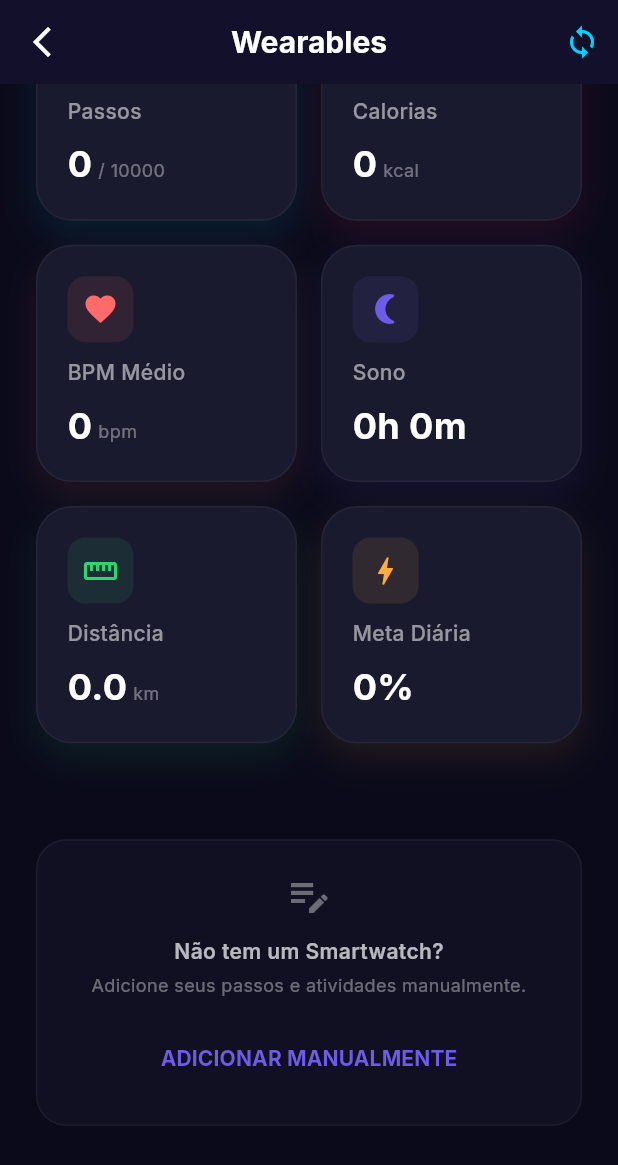
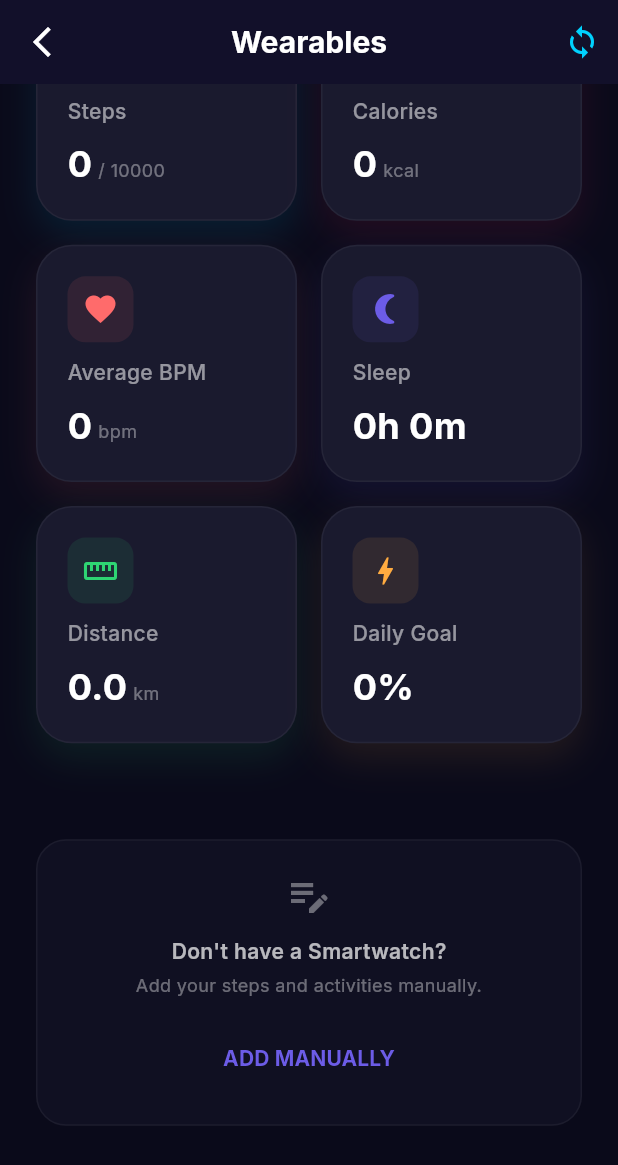
Before and after one commit to shapepro605-pixel/shapepro, a Flutter app: the WearablesDashboard screen opened by its route, scrolled down 409 dp, on a phone screen of 412 x 824 dp. Shown: the top 1165 px of the screen. Run offline on Flutter 3.47's test engine with Material 3 defaults, Android fonts, the phone set to English and light mode, and no system bars; our stand-ins replace camera, firebase_auth, firebase_core, firebase_storage, fl_chart, flutter_animate and 9 more; missing offline and left inert: google_mlkit_pose_detection, health; accounts and stored records are empty; network calls fail.

Commit message:
fix: translate wearables and activity sections to English and Portuguese

```diff
--- a/frontend/lib/features/wearables/wearables_dashboard.dart
+++ b/frontend/lib/features/wearables/wearables_dashboard.dart
@@ -5,6 +5,7 @@ import 'package:intl/intl.dart';
 import '../../services/api.dart';
 import '../../services/wearable_service.dart';
 import '../../widgets/fitness_widgets.dart';
+import 'package:shapepro/l10n/app_localizations.dart';
 import 'health_service.dart';
 
 class WearablesDashboard extends StatefulWidget {
@@ -82,7 +83,7 @@ class _WearablesDashboardState extends State<WearablesDashboard> with SingleTick
           onPressed: () => Navigator.pop(context),
         ),
         title: Text(
-          "Wearables",
+          AppLocalizations.of(context)!.wearablesTitle,
           style: GoogleFonts.inter(fontWeight: FontWeight.bold, color: Colors.white),
         ),
         actions: [
@@ -148,12 +149,14 @@ class _WearablesDashboardState extends State<WearablesDashboard> with SingleTick
           ),
           const SizedBox(width: 12),
           Text(
-            service.isSyncing ? "Sincronizando..." : "Conectado",
+            service.isSyncing
+                ? AppLocalizations.of(context)!.syncing
+                : AppLocalizations.of(context)!.connected,
             style: GoogleFonts.inter(color: Colors.white, fontWeight: FontWeight.w600, fontSize: 14),
           ),
           const Spacer(),
           Text(
-            "Última sync: $timeStr",
+            AppLocalizations.of(context)!.lastSync(timeStr),
             style: GoogleFonts.inter(color: Colors.white38, fontSize: 12),
           ),
         ],
@@ -183,7 +186,7 @@ class _WearablesDashboardState extends State<WearablesDashboard> with SingleTick
                   ),
                 ),
                 Text(
-                  "Fitness Score",
+                  AppLocalizations.of(context)!.fitnessScore,
                   style: GoogleFonts.inter(color: Colors.white54, fontSize: 12),
                 ),
               ],
@@ -201,42 +204,42 @@ class _WearablesDashboardState extends State<WearablesDashboard> with SingleTick
           children: [
             FitnessDataCard(
               icon: Icons.directions_walk,
-              title: "Passos",
+              title: AppLocalizations.of(context)!.steps,
               value: "${data['steps'] ?? 0}",
               unit: "/ ${service.stepGoal}",
               color: const Color(0xFF00D2FF),
             ),
             FitnessDataCard(
               icon: Icons.local_fire_department,
-              title: "Calorias",
+              title: AppLocalizations.of(context)!.calories,
               value: "${data['calories'] ?? 0}",
               unit: "kcal",
               color: const Color(0xFFFF2A5F),
             ),
             FitnessDataCard(
               icon: Icons.favorite,
-              title: "BPM Médio",
+              title: AppLocalizations.of(context)!.bpm,
               value: "${data['heartRate'] ?? 0}",
               unit: "bpm",
               color: const Color(0xFFFF6B6B),
             ),
             FitnessDataCard(
               icon: Icons.nightlight_round,
-              title: "Sono",
+              title: AppLocalizations.of(context)!.sono,
               value: "${(data['sleep'] ?? 0) ~/ 60}h ${(data['sleep'] ?? 0) % 60}m",
               unit: "",
               color: const Color(0xFF6C5CE7),
             ),
             FitnessDataCard(
               icon: Icons.straighten,
-              title: "Distância",
+              title: AppLocalizations.of(context)!.distancia,
               value: (data['distance'] ?? 0.0).toStringAsFixed(1),
               unit: "km",
               color: const Color(0xFF2ED573),
             ),
             FitnessDataCard(
               icon: Icons.bolt,
-              title: "Meta Diária",
+              title: AppLocalizations.of(context)!.metaDiaria,
               value: "${((data['steps'] ?? 0) / service.stepGoal * 100).round()}%",
               unit: "",
               color: Colors.orangeAccent,
@@ -254,7 +257,7 @@ class _WearablesDashboardState extends State<WearablesDashboard> with SingleTick
       crossAxisAlignment: CrossAxisAlignment.start,
       children: [
         Text(
-          "Treinos Detectados",
+          AppLocalizations.of(context)!.detectedWorkouts,
           style: GoogleFonts.inter(fontSize: 18, fontWeight: FontWeight.bold, color: Colors.white),
         ),
         const SizedBox(height: 16),
@@ -288,7 +291,7 @@ class _WearablesDashboardState extends State<WearablesDashboard> with SingleTick
               crossAxisAlignment: CrossAxisAlignment.start,
               children: [
                 Text(
-                  workout['type'] ?? "Atividade",
+                  workout['type'] ?? AppLocalizations.of(context)!.atividade,
                   style: GoogleFonts.inter(color: Colors.white, fontWeight: FontWeight.bold),
                 ),
                 Text(
@@ -318,12 +321,12 @@ class _WearablesDashboardState extends State<WearablesDashboard> with SingleTick
           const Icon(Icons.edit_note, color: Colors.white38, size: 32),
           const SizedBox(height: 12),
           Text(
-            "Não tem um Smartwatch?",
+            AppLocalizations.of(context)!.noSmartwatchTitle,
             style: GoogleFonts.inter(color: Colors.white70, fontWeight: FontWeight.w600),
           ),
           const SizedBox(height: 4),
           Text(
-            "Adicione seus passos e atividades manualmente.",
+            AppLocalizations.of(context)!.noSmartwatchDesc,
             textAlign: TextAlign.center,
             style: GoogleFonts.inter(color: Colors.white38, fontSize: 12),
           ),
@@ -331,7 +334,7 @@ class _WearablesDashboardState extends State<WearablesDashboard> with SingleTick
           TextButton(
             onPressed: _showManualEntryDialog,
             child: Text(
-              "ADICIONAR MANUALMENTE",
+              AppLocalizations.of(context)!.addManually,
               style: GoogleFonts.inter(color: const Color(0xFF6C5CE7), fontWeight: FontWeight.bold),
             ),
           ),
@@ -349,7 +352,7 @@ class _WearablesDashboardState extends State<WearablesDashboard> with SingleTick
       builder: (context) => AlertDialog(
         backgroundColor: const Color(0xFF16162A),
         shape: RoundedRectangleBorder(borderRadius: BorderRadius.circular(24)),
-        title: Text("Entrada Manual", style: GoogleFonts.inter(color: Colors.white, fontWeight: FontWeight.bold)),
+        title: Text(AppLocalizations.of(context)!.manualEntry, style: GoogleFonts.inter(color: Colors.white, fontWeight: FontWeight.bold)),
         content: Column(
           mainAxisSize: MainAxisSize.min,
           children: [
@@ -357,21 +360,21 @@ class _WearablesDashboardState extends State<WearablesDashboard> with SingleTick
               controller: stepsController,
               keyboardType: TextInputType.number,
               style: const TextStyle(color: Colors.white),
-              decoration: _inputDecoration("Passos"),
+              decoration: _inputDecoration(AppLocalizations.of(context)!.steps),
             ),
             const SizedBox(height: 16),
             TextField(
               controller: calsController,
               keyboardType: TextInputType.number,
               style: const TextStyle(color: Colors.white),
-              decoration: _inputDecoration("Calorias (kcal)"),
+              decoration: _inputDecoration("${AppLocalizations.of(context)!.calories} (kcal)"),
             ),
           ],
         ),
         actions: [
           TextButton(
             onPressed: () => Navigator.pop(context),
-            child: const Text("CANCELAR", style: TextStyle(color: Colors.white54)),
+            child: Text(AppLocalizations.of(context)!.cancel, style: const TextStyle(color: Colors.white54)),
           ),
           ElevatedButton(
             onPressed: () {
@@ -382,7 +385,7 @@ class _WearablesDashboardState extends State<WearablesDashboard> with SingleTick
               Navigator.pop(context);
             },
             style: ElevatedButton.styleFrom(backgroundColor: const Color(0xFF6C5CE7)),
-            child: const Text("SALVAR"),
+            child: Text(AppLocalizations.of(context)!.confirm, style: const TextStyle(color: Colors.white, fontWeight: FontWeight.bold)),
           ),
         ],
       ),
@@ -417,12 +420,12 @@ class _WearablesDashboardState extends State<WearablesDashboard> with SingleTick
           const Icon(Icons.error_outline, color: Color(0xFFFD4556), size: 48),
           const SizedBox(height: 16),
           Text(
-            "Sincronização Falhou",
+            AppLocalizations.of(context)!.syncFailed,
             style: GoogleFonts.inter(color: Colors.white, fontWeight: FontWeight.bold, fontSize: 18),
           ),
           const SizedBox(height: 8),
           Text(
-            "Certifique-se de que o Health Connect está instalado e autorizado.",
+            AppLocalizations.of(context)!.healthConnectDesc,
             textAlign: TextAlign.center,
             style: GoogleFonts.inter(color: Colors.white70, fontSize: 14),
           ),
@@ -436,7 +439,7 @@ class _WearablesDashboardState extends State<WearablesDashboard> with SingleTick
                     side: const BorderSide(color: Color(0xFF6C5CE7)),
                     shape: RoundedRectangleBorder(borderRadius: BorderRadius.circular(12)),
                   ),
-                  child: const Text("INSTALAR", style: TextStyle(color: Color(0xFF6C5CE7))),
+                  child: Text(AppLocalizations.of(context)!.install, style: const TextStyle(color: Color(0xFF6C5CE7))),
                 ),
               ),
               const SizedBox(width: 12),
@@ -447,7 +450,7 @@ class _WearablesDashboardState extends State<WearablesDashboard> with SingleTick
                     backgroundColor: const Color(0xFF6C5CE7),
                     shape: RoundedRectangleBorder(borderRadius: BorderRadius.circular(12)),
                   ),
-                  child: const Text("RETRY"),
+                  child: Text(AppLocalizations.of(context)!.retry, style: const TextStyle(color: Colors.white, fontWeight: FontWeight.bold)),
                 ),
               ),
             ],
@@ -481,7 +484,7 @@ class _WearablesDashboardState extends State<WearablesDashboard> with SingleTick
             ),
             const SizedBox(height: 16),
             Text(
-              "Conecte seus dispositivos e acompanhe seu progresso real-time. Disponível para usuários Premium.",
+              AppLocalizations.of(context)!.premiumWearablesDesc,
               textAlign: TextAlign.center,
               style: GoogleFonts.inter(fontSize: 16, color: Colors.white70),
             ),
@@ -493,7 +496,7 @@ class _WearablesDashboardState extends State<WearablesDashboard> with SingleTick
                 minimumSize: const Size(double.infinity, 56),
                 shape: RoundedRectangleBorder(borderRadius: BorderRadius.circular(16)),
               ),
-              child: const Text("DESBLOQUEAR PREMIUM", style: TextStyle(fontWeight: FontWeight.bold)),
+              child: Text(AppLocalizations.of(context)!.unlockPremium, style: const TextStyle(fontWeight: FontWeight.bold)),
             )
           ],
         ),
--- a/frontend/lib/l10n/app_en.arb
+++ b/frontend/lib/l10n/app_en.arb
@@ -370,5 +370,37 @@
   "waistEstimated": "Waist (Estimated)",
   "hipsEstimated": "Hips (Estimated)",
   "estimatedIAValues": "* AI estimated values based on pose and height.",
-  "uploadError": "Upload error: {error}"
+  "uploadError": "Upload error: {error}",
+  "fitnessActivity": "My Activity",
+  "viewDetails": "View details",
+  "fitnessScore": "Fitness Score",
+  "fitnessScoreGood": "GOOD",
+  "steps": "Steps",
+  "kcal": "kcal",
+  "sono": "Sleep",
+  "weeklyProgress": "Weekly Progress",
+  "wearablesTitle": "Wearables",
+  "syncing": "Syncing...",
+  "connected": "Connected",
+  "lastSync": "Last sync: {time}",
+  "@lastSync": {
+    "placeholders": {
+      "time": { "type": "String" }
+    }
+  },
+  "detectedWorkouts": "Detected Workouts",
+  "noSmartwatchTitle": "Don't have a Smartwatch?",
+  "noSmartwatchDesc": "Add your steps and activities manually.",
+  "addManually": "ADD MANUALLY",
+  "manualEntry": "Manual Entry",
+  "syncFailed": "Sync Failed",
+  "healthConnectDesc": "Ensure Health Connect is installed and authorized.",
+  "install": "INSTALL",
+  "retry": "RETRY",
+  "premiumWearablesDesc": "Connect your devices and track your progress in real-time. Available for Premium users.",
+  "unlockPremium": "UNLOCK PREMIUM",
+  "bpm": "Average BPM",
+  "distancia": "Distance",
+  "metaDiaria": "Daily Goal",
+  "atividade": "Activity"
 }
--- a/frontend/lib/l10n/app_localizations.dart
+++ b/frontend/lib/l10n/app_localizations.dart
@@ -2197,6 +2197,168 @@ abstract class AppLocalizations {
   /// In pt, this message translates to:
   /// **'Erro no upload: {error}'**
   String uploadError(Object error);
+
+  /// No description provided for @fitnessActivity.
+  ///
+  /// In pt, this message translates to:
+  /// **'Minha Atividade'**
+  String get fitnessActivity;
+
+  /// No description provided for @viewDetails.
+  ///
+  /// In pt, this message translates to:
+  /// **'Ver detalhes'**
+  String get viewDetails;
+
+  /// No description provided for @fitnessScore.
+  ///
+  /// In pt, this message translates to:
+  /// **'Fitness Score'**
+  String get fitnessScore;
+
+  /// No description provided for @fitnessScoreGood.
+  ///
+  /// In pt, this message translates to:
+  /// **'BOM'**
+  String get fitnessScoreGood;
+
+  /// No description provided for @steps.
+  ///
+  /// In pt, this message translates to:
+  /// **'Passos'**
+  String get steps;
+
+  /// No description provided for @kcal.
+  ///
+  /// In pt, this message translates to:
+  /// **'kcal'**
+  String get kcal;
+
+  /// No description provided for @sono.
+  ///
+  /// In pt, this message translates to:
+  /// **'Sono'**
+  String get sono;
+
+  /// No description provided for @weeklyProgress.
+  ///
+  /// In pt, this message translates to:
+  /// **'Progresso Semanal'**
+  String get weeklyProgress;
+
+  /// No description provided for @wearablesTitle.
+  ///
+  /// In pt, this message translates to:
+  /// **'Wearables'**
+  String get wearablesTitle;
+
+  /// No description provided for @syncing.
+  ///
+  /// In pt, this message translates to:
+  /// **'Sincronizando...'**
+  String get syncing;
+
+  /// No description provided for @connected.
+  ///
+  /// In pt, this message translates to:
+  /// **'Conectado'**
+  String get connected;
+
+  /// No description provided for @lastSync.
+  ///
+  /// In pt, this message translates to:
+  /// **'Última sync: {time}'**
+  String lastSync(String time);
+
+  /// No description provided for @detectedWorkouts.
+  ///
+  /// In pt, this message translates to:
+  /// **'Treinos Detectados'**
+  String get detectedWorkouts;
+
+  /// No description provided for @noSmartwatchTitle.
+  ///
+  /// In pt, this message translates to:
+  /// **'Não tem um Smartwatch?'**
+  String get noSmartwatchTitle;
+
+  /// No description provided for @noSmartwatchDesc.
+  ///
+  /// In pt, this message translates to:
+  /// **'Adicione seus passos e atividades manualmente.'**
+  String get noSmartwatchDesc;
+
+  /// No description provided for @addManually.
+  ///
+  /// In pt, this message translates to:
+  /// **'ADICIONAR MANUALMENTE'**
+  String get addManually;
+
+  /// No description provided for @manualEntry.
+  ///
+  /// In pt, this message translates to:
+  /// **'Entrada Manual'**
+  String get manualEntry;
+
+  /// No description provided for @syncFailed.
+  ///
+  /// In pt, this message translates to:
+  /// **'Sincronização Falhou'**
+  String get syncFailed;
+
+  /// No description provided for @healthConnectDesc.
+  ///
+  /// In pt, this message translates to:
+  /// **'Certifique-se de que o Health Connect está instalado e autorizado.'**
+  String get healthConnectDesc;
+
+  /// No description provided for @install.
+  ///
+  /// In pt, this message translates to:
+  /// **'INSTALAR'**
+  String get install;
+
+  /// No description provided for @retry.
+  ///
+  /// In pt, this message translates to:
+  /// **'RETRY'**
+  String get retry;
+
+  /// No description provided for @premiumWearablesDesc.
+  ///
+  /// In pt, this message translates to:
+  /// **'Conecte seus dispositivos e acompanhe seu progresso real-time. Disponível para usuários Premium.'**
+  String get premiumWearablesDesc;
+
+  /// No description provided for @unlockPremium.
+  ///
+  /// In pt, this message translates to:
+  /// **'DESBLOQUEAR PREMIUM'**
+  String get unlockPremium;
+
+  /// No description provided for @bpm.
+  ///
+  /// In pt, this message translates to:
+  /// **'BPM Médio'**
+  String get bpm;
+
+  /// No description provided for @distancia.
+  ///
+  /// In pt, this message translates to:
+  /// **'Distância'**
+  String get distancia;
+
+  /// No description provided for @metaDiaria.
+  ///
+  /// In pt, this message translates to:
+  /// **'Meta Diária'**
+  String get metaDiaria;
+
+  /// No description provided for @atividade.
+  ///
+  /// In pt, this message translates to:
+  /// **'Atividade'**
+  String get atividade;
 }
 
 class _AppLocalizationsDelegate
--- a/frontend/lib/screens/home.dart
+++ b/frontend/lib/screens/home.dart
@@ -1226,7 +1226,7 @@ class _HomeScreenState extends State<HomeScreen> with TickerProviderStateMixin {
           mainAxisAlignment: MainAxisAlignment.spaceBetween,
           children: [
             Text(
-              "Minha Atividade",
+              AppLocalizations.of(context)!.fitnessActivity,
               style: GoogleFonts.inter(
                 fontSize: 18,
                 fontWeight: FontWeight.w700,
@@ -1236,7 +1236,7 @@ class _HomeScreenState extends State<HomeScreen> with TickerProviderStateMixin {
             GestureDetector(
               onTap: () => Navigator.pushNamed(context, '/wearables'),
               child: Text(
-                "Ver detalhes",
+                AppLocalizations.of(context)!.viewDetails,
                 style: GoogleFonts.inter(
                   fontSize: 12,
                   color: const Color(0xFF6C5CE7),
@@ -1263,7 +1263,7 @@ class _HomeScreenState extends State<HomeScreen> with TickerProviderStateMixin {
                       crossAxisAlignment: CrossAxisAlignment.start,
                       children: [
                         Text(
-                          "Fitness Score",
+                          AppLocalizations.of(context)!.fitnessScore,
                           style: GoogleFonts.inter(color: Colors.white54, fontSize: 13),
                         ),
                         const SizedBox(height: 4),
@@ -1310,9 +1310,9 @@ class _HomeScreenState extends State<HomeScreen> with TickerProviderStateMixin {
               Row(
                 mainAxisAlignment: MainAxisAlignment.spaceBetween,
                 children: [
-                  _buildMiniStat(Icons.directions_walk, "${data['steps'] ?? 0}", "passos"),
-                  _buildMiniStat(Icons.local_fire_department, "${data['calories'] ?? 0}", "kcal"),
-                  _buildMiniStat(Icons.nightlight_round, "${(data['sleep'] ?? 0) ~/ 60}h", "sono"),
+                  _buildMiniStat(Icons.directions_walk, "${data['steps'] ?? 0}", AppLocalizations.of(context)!.steps),
+                  _buildMiniStat(Icons.local_fire_department, "${data['calories'] ?? 0}", AppLocalizations.of(context)!.kcal),
+                  _buildMiniStat(Icons.nightlight_round, "${(data['sleep'] ?? 0) ~/ 60}h", AppLocalizations.of(context)!.sono),
                 ],
               ),
               const Divider(color: Color(0xFF2A2A4A), height: 32),
@@ -1320,7 +1320,7 @@ class _HomeScreenState extends State<HomeScreen> with TickerProviderStateMixin {
                 crossAxisAlignment: CrossAxisAlignment.start,
                 children: [
                   Text(
-                    "Progresso Semanal",
+                    AppLocalizations.of(context)!.weeklyProgress,
                     style: GoogleFonts.inter(color: Colors.white54, fontSize: 12),
                   ),
                   const SizedBox(height: 12),
```
Also changed, not shown: frontend/lib/l10n/app_localizations_en.dart (+85 -0 lines), frontend/lib/l10n/app_localizations_pt.dart (+86 -0 lines), frontend/lib/l10n/app_pt.arb (+33 -1 lines).
